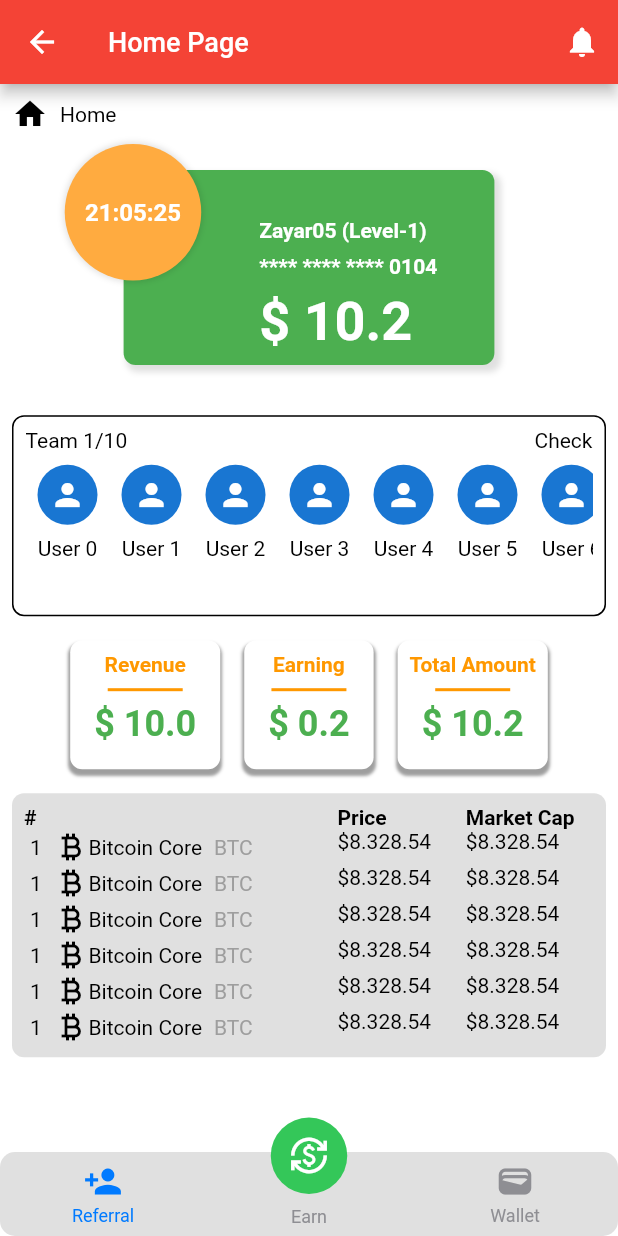
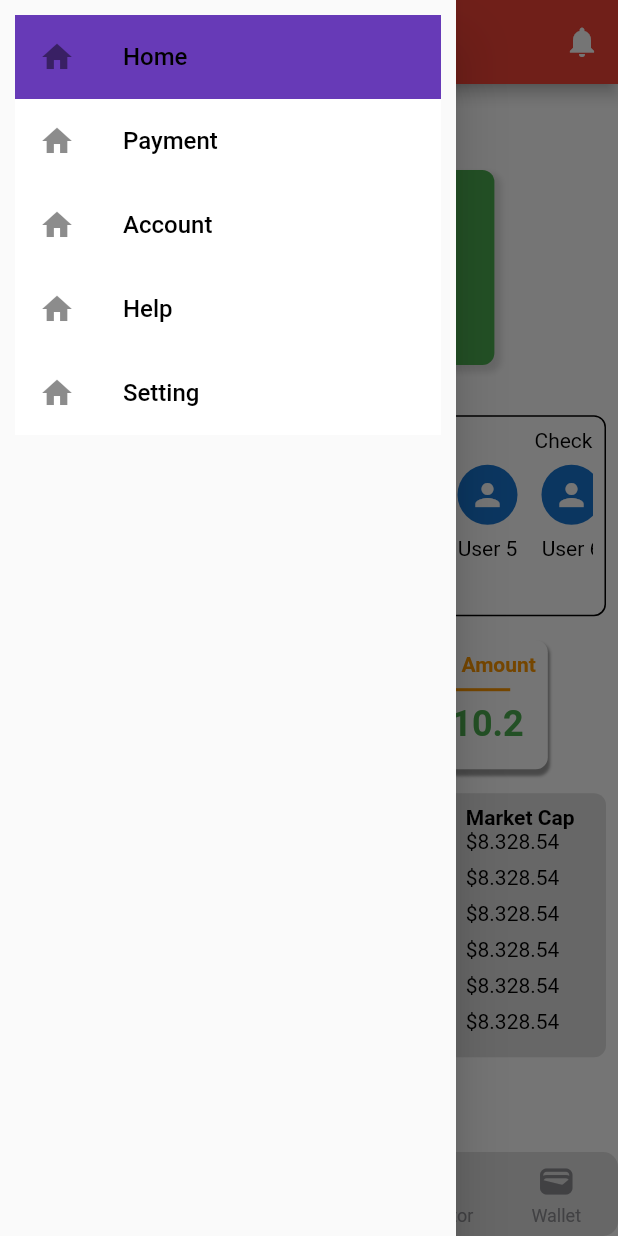
Before and after one commit to mmsoftware100/flutter-backbone, a Flutter app: the HomePage screen opened by its route, with the side drawer open (before the commit the screen has no drawer), on a phone screen of 412 x 824 dp. Run offline on Flutter 3.47's test engine with Material 2 defaults, Android fonts, the phone set to English and light mode, and no system bars; drawn by our look-alikes of persistent_bottom_nav_bar; our stand-ins replace dartz, dio, equatable, flutter_local_notifications, flutter_spinkit, get_it and 1 more; missing offline and left inert: encrypt; accounts and stored records are empty; project files that could hold a hidden picture were left out.

Commit message:
drawer and buttom navigation bar added

```diff
--- a/lib/features/presentation/components/form_elements/our_drawer.dart
+++ b/lib/features/presentation/components/form_elements/our_drawer.dart
@@ -1,7 +1,7 @@
 import 'package:flutter/material.dart';
 
-class MyDrawer extends StatefulWidget {
-  const MyDrawer({Key? key}) : super(key: key);
+class OurDrawer extends StatefulWidget {
+  const OurDrawer({Key? key}) : super(key: key);
   static final List<String> _listViewData = [
     "Home",
     "Payment",
@@ -10,24 +10,25 @@ class MyDrawer extends StatefulWidget {
     "Setting"
   ];
   @override
-  State<MyDrawer> createState() => _MyDrawerState();
+  State<OurDrawer> createState() => _OurDrawerState();
 }
 
-class _MyDrawerState extends State<MyDrawer> {
+class _OurDrawerState extends State<OurDrawer> {
   int _currentSelected = 0;
   @override
   Widget build(BuildContext context) {
-    return  Drawer(
+    return  SafeArea(
+      child: Drawer(
         child: Container(
           child: ListView.builder(
           padding: EdgeInsets.all(10.0),
-          itemCount: MyDrawer._listViewData.length,
+            itemCount: OurDrawer._listViewData.length,
             itemBuilder: (context, index) {
             return Container(
                                     color: _currentSelected == index ? Colors.deepPurple : Colors.white,
                                         child: ListTile(
                                           leading: _currentSelected == 0 ? Icon(Icons.home) : _currentSelected == 1 ? Icon(Icons.payment): _currentSelected == 2 ? Icon(Icons.account_circle):_currentSelected == 3 ? Icon(Icons.help):Icon(Icons.settings),
-                                        title: Text(MyDrawer._listViewData[index]),
+                                          title: Text(OurDrawer._listViewData[index]),
                                               onTap: () {
                                                 setState(() {
                                                 _currentSelected = index;
@@ -38,6 +39,7 @@ class _MyDrawerState extends State<MyDrawer> {
             },
           ),
         ),
+      ),
     );
   }
 }
--- a/lib/features/presentation/pages/claim_point_page.dart
+++ b/lib/features/presentation/pages/claim_point_page.dart
@@ -14,9 +14,12 @@ class _ClaimPointPageState extends State<ClaimPointPage> {
   @override
   Widget build(BuildContext context) {
     return Scaffold(
+      /*
       appBar: AppBar(
         title: Text("FUMO"),
       ),
+
+       */
       body: _mainWidget(),
     );
   }
--- a/lib/features/presentation/pages/friend_page.dart
+++ b/lib/features/presentation/pages/friend_page.dart
@@ -14,9 +14,12 @@ class _FriendPageState extends State<FriendPage> {
   @override
   Widget build(BuildContext context) {
     return Scaffold(
+      /*
       appBar: AppBar(
         title: Text("FUMO"),
       ),
+
+       */
       body: _mainWidget(),
     );
   }
--- a/lib/features/presentation/pages/home_page.dart
+++ b/lib/features/presentation/pages/home_page.dart
@@ -1,7 +1,13 @@
 
+import 'package:base/features/presentation/components/form_elements/our_drawer.dart';
+import 'package:base/features/presentation/pages/friend_page.dart';
+import 'package:base/features/presentation/pages/wallet_page.dart';
 import 'package:flutter/cupertino.dart';
 import 'package:flutter/material.dart';
 import 'package:persistent_bottom_nav_bar/persistent_tab_view.dart';
+
+import 'calculator_page.dart';
+import 'claim_point_page.dart';
 
 class HomePage extends StatefulWidget {
   static String routeName = "/HomePage";
@@ -20,12 +26,13 @@ class _HomePageState extends State<HomePage> {
   Widget build(BuildContext context) {
     return Scaffold(
       appBar: AppBar(
-        title: Text("Home Page"),
+        title: Text("FUMO"),
         actions: [
           IconButton(onPressed: (){}, icon: Icon(Icons.notifications))
         ],
       ),
       body: _bottomNavigation(),
+      drawer: OurDrawer()
     );
   }
 
@@ -62,13 +69,21 @@ class _HomePageState extends State<HomePage> {
   List<Widget> _buildScreens() {
     return [
       _mainWidget(),
-      _mainWidget(),
-      _mainWidget()
+      FriendPage(),
+      ClaimPointPage(),
+      CalculatorPage(),
+      WalletPage()
     ];
   }
 
   List<PersistentBottomNavBarItem> _navBarsItems() {
     return [
+      PersistentBottomNavBarItem(
+        icon: Icon(Icons.home),
+        title: ("Home"),
+        activeColorPrimary: CupertinoColors.activeBlue,
+        inactiveColorPrimary: CupertinoColors.systemGrey,
+      ),
       PersistentBottomNavBarItem(
         icon: Icon(Icons.person_add),
         title: ("Referral"),
@@ -80,6 +95,12 @@ class _HomePageState extends State<HomePage> {
         icon: Icon(Icons.currency_exchange, color: Colors.white,),
         title: ("Earn"),
         activeColorPrimary: CupertinoColors.activeGreen,
+        inactiveColorPrimary: CupertinoColors.systemGrey,
+      ),
+      PersistentBottomNavBarItem(
+        icon: Icon(Icons.calculate),
+        title: ("Calculator"),
+        activeColorPrimary: CupertinoColors.activeBlue,
         inactiveColorPrimary: CupertinoColors.systemGrey,
       ),
 
--- a/lib/features/presentation/pages/test_page.dart
+++ b/lib/features/presentation/pages/test_page.dart
@@ -41,7 +41,7 @@ class _TestPageState extends State<TestPage> {
           ListTile(title: Text("User Login Page"), onTap: (){ Navigator.pushNamed(context, UserLoginPage.routeName); },),
           // ListTile(title: Text("Landing Page"), onTap: (){ Navigator.pushNamed(context, UserLoginTestPage.routeName); },),
           // ListTile(title: Text("Landing Page Two"), onTap: (){ Navigator.pushNamed(context, UserLoginTestPage.routeName); },),
-          ListTile(title: Text("Home Page"), onTap: (){ Navigator.pushNamed(context, HomePage.routeName); },),
+          ListTile(title: Text("Home Page"), onTap: (){ Navigator.pushNamedAndRemoveUntil(context, HomePage.routeName, (route) => false); },),
           ListTile(title: Text("Claim Page"), onTap: (){ Navigator.pushNamed(context, ClaimPointPage.routeName); },),
           ListTile(title: Text("Balance Page"), onTap: (){ Navigator.pushNamed(context, BalancePage.routeName); },),
           ListTile(title: Text("Friend Page"), onTap: (){ Navigator.pushNamed(context, FriendPage.routeName); },),
--- a/lib/features/presentation/pages/user_account_page.dart
+++ b/lib/features/presentation/pages/user_account_page.dart
@@ -31,7 +31,7 @@ class _UserAccountPageState extends State<UserAccountPage> {
             child: _mainWidget(Provider.of<UserProvider>(context,listen: true).user)
         ),
       ),
-      drawer: MyDrawer(),
+      drawer: OurDrawer(),
     );
   }
 
--- a/lib/features/presentation/pages/wallet_page.dart
+++ b/lib/features/presentation/pages/wallet_page.dart
@@ -13,9 +13,11 @@ class _AccountPageState extends State<WalletPage> {
   Widget build(BuildContext context) {
     return Scaffold(
       resizeToAvoidBottomInset: false,
-      appBar: AppBar(title: Text("FUMO",style: TextStyle(color: Colors.white),),),
+      // appBar: AppBar(title: Text("FUMO",style: TextStyle(color: Colors.white),),),
       body: SafeArea(
-        child: _mainWidget(),
+        child: SingleChildScrollView(
+            padding: EdgeInsets.all(8.0),
+            child: _mainWidget()),
       ),
     );
   }
```
Also changed, not shown: 1 other file. Lines whose indentation alone changed are shown as unchanged.
